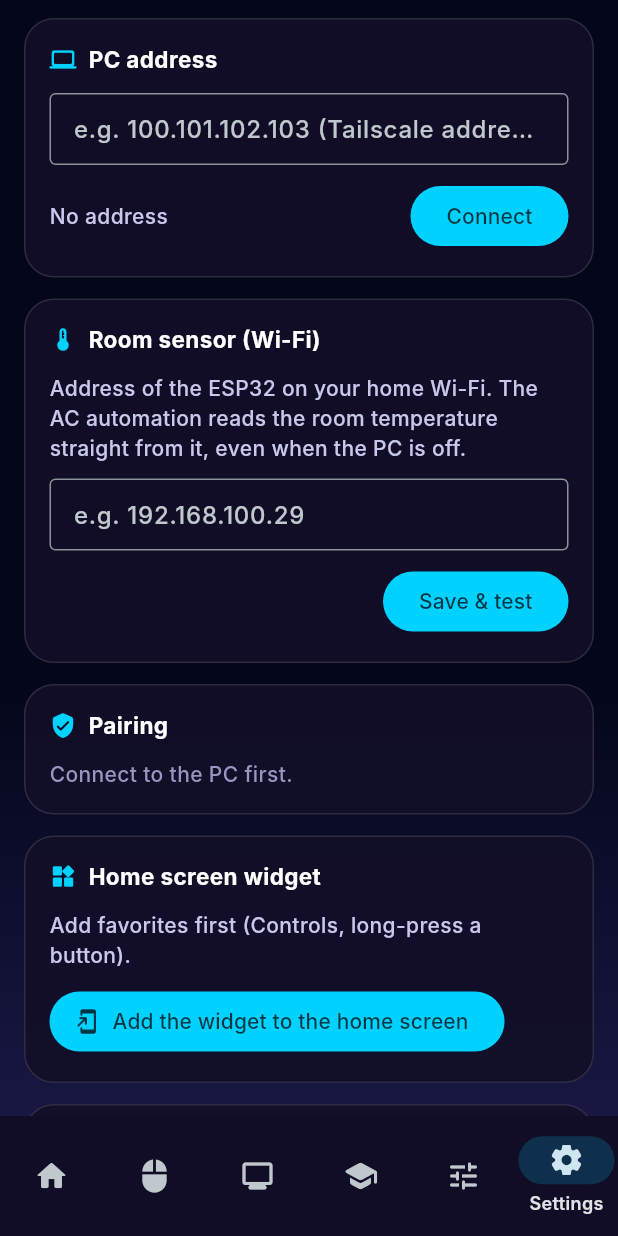
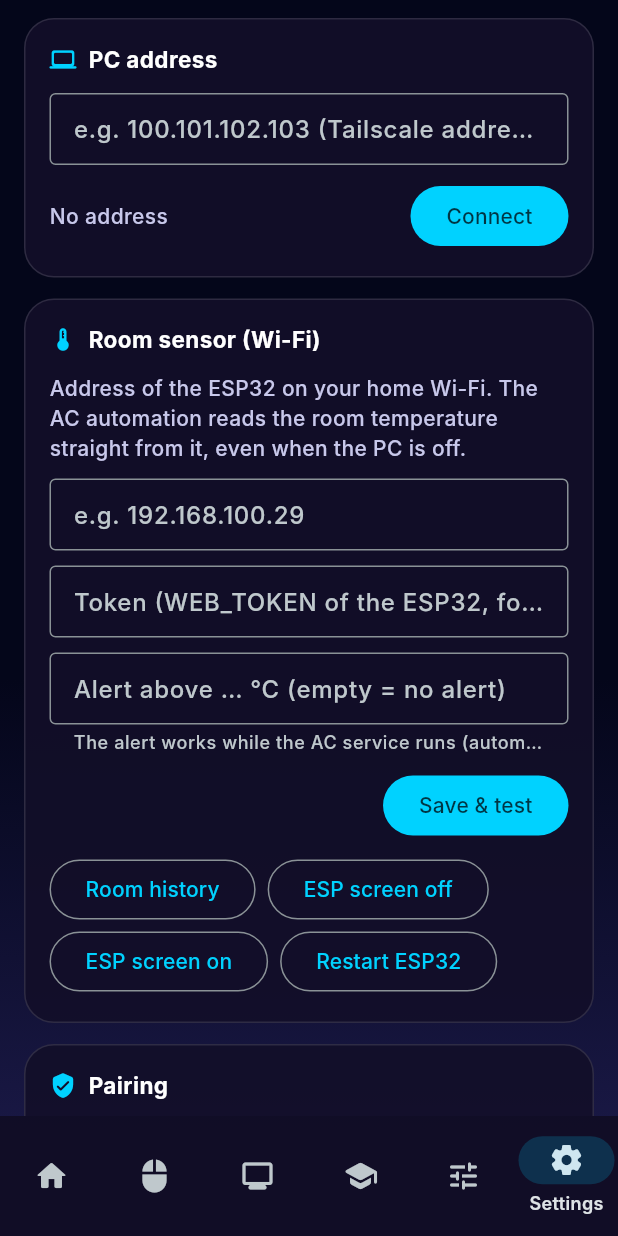
Before and after one commit to Mihaja0509/ESP_MicroPython, a Flutter app: the screen it shows after launch, item 6 of the bottom bar chosen, on a phone screen of 412 x 824 dp. Run offline on Flutter 3.47's test engine with Material 3 defaults, Android fonts, the phone set to English and light mode, and no system bars; our stand-ins replace shared_preferences.

Commit message:
Phase 16 : historique 24 h, alerte temperature, ecran et redemarrage ESP32 par Wi-Fi (jeton)
Co-Authored-By: Claude Sonnet 5.5 <noreply@anthropic.com>

```diff
--- a/app/lib/ecrans/reglages.dart
+++ b/app/lib/ecrans/reglages.dart
@@ -8,6 +8,7 @@ import 'package:shared_preferences/shared_preferences.dart';
 import '../connexion.dart';
 import '../theme.dart';
 import '../notifications.dart';
+import 'piece.dart';
 import '../widgets/sites_video.dart';
 import '../widget_android.dart';
 
@@ -24,6 +25,8 @@ class _EcranReglagesState extends State<EcranReglages> {
   late final TextEditingController _adresse;
   final _pin = TextEditingController();
   final _esp = TextEditingController();
+  final _espToken = TextEditingController();
+  final _alerte = TextEditingController();
   String _espInfo = '';
 
   Connexion get cx => widget.cx;
@@ -33,8 +36,33 @@ class _EcranReglagesState extends State<EcranReglages> {
     super.initState();
     _adresse = TextEditingController(text: cx.adresse);
     SharedPreferences.getInstance().then((p) {
-      if (mounted) _esp.text = p.getString('esp_adresse') ?? '';
+      if (!mounted) return;
+      _esp.text = p.getString('esp_adresse') ?? '';
+      _espToken.text = p.getString('esp_token') ?? '';
+      _alerte.text = p.getString('alerte_t') ?? '';
     });
+  }
+
+  /// Commande protégée par le jeton (WEB_TOKEN de secrets.py) : /ecran?on=0|1, /redemarrer.
+  Future<void> _commandeEsp(String chemin, String ok) async {
+    final p = await SharedPreferences.getInstance();
+    final a = (p.getString('esp_adresse') ?? '').trim();
+    final t = (p.getString('esp_token') ?? '').trim();
+    if (a.isEmpty || t.isEmpty) {
+      setState(() => _espInfo = 'Set the address and the token first');
+      return;
+    }
+    try {
+      final c = HttpClient()..connectionTimeout = const Duration(seconds: 4);
+      final req = await c.getUrl(Uri.parse('http://$a$chemin'));
+      req.headers.set('X-Token', t);
+      final r = await req.close().timeout(const Duration(seconds: 5));
+      await r.drain();
+      c.close();
+      if (mounted) setState(() => _espInfo = r.statusCode == 200 ? ok : r.statusCode == 401 ? 'Wrong token' : 'Error ${r.statusCode}');
+    } catch (_) {
+      if (mounted) setState(() => _espInfo = 'ESP32 unreachable');
+    }
   }
 
   /// Phase 16 : adresse Wi-Fi de l'ESP32 (/mesure). Gardée dans « flutter.esp_adresse », lue par
@@ -42,6 +70,13 @@ class _EcranReglagesState extends State<EcranReglages> {
   Future<void> _enregistrerEsp() async {
     final a = _esp.text.trim();
     final p = await SharedPreferences.getInstance();
+    await p.setString('esp_token', _espToken.text.trim());
+    final seuil = double.tryParse(_alerte.text.trim().replaceAll(',', '.'));
+    if (seuil == null) {
+      await p.remove('alerte_t');
+    } else {
+      await p.setString('alerte_t', seuil.toString());
+    }
     if (a.isEmpty) {
       await p.remove('esp_adresse');
       setState(() => _espInfo = 'Removed (the PC is used instead)');
@@ -66,6 +101,8 @@ class _EcranReglagesState extends State<EcranReglages> {
   @override
   void dispose() {
     _esp.dispose();
+    _espToken.dispose();
+    _alerte.dispose();
     _adresse.dispose();
     _pin.dispose();
     super.dispose();
@@ -136,10 +173,54 @@ class _EcranReglagesState extends State<EcranReglages> {
                 ),
               ),
               const SizedBox(height: 10),
+              TextField(
+                controller: _espToken,
+                obscureText: true,
+                decoration: const InputDecoration(
+                  hintText: 'Token (WEB_TOKEN of the ESP32, for screen / restart)',
+                  border: OutlineInputBorder(),
+                  isDense: true,
+                ),
+              ),
+              const SizedBox(height: 10),
+              TextField(
+                controller: _alerte,
+                keyboardType: const TextInputType.numberWithOptions(decimal: true),
+                decoration: const InputDecoration(
+                  hintText: 'Alert above … °C (empty = no alert)',
+                  helperText: 'The alert works while the AC service runs (automation, timer or time range on).',
+                  border: OutlineInputBorder(),
+                  isDense: true,
+                ),
+              ),
+              const SizedBox(height: 10),
               Row(
                 children: [
                   Expanded(child: Text(_espInfo, style: const TextStyle(color: Couleurs.doux))),
                   FilledButton(onPressed: _enregistrerEsp, child: const Text('Save & test')),
+                ],
+              ),
+              const SizedBox(height: 8),
+              Wrap(
+                spacing: 8,
+                children: [
+                  OutlinedButton(
+                    onPressed: () => Navigator.of(context)
+                        .push(MaterialPageRoute(builder: (_) => const EcranPiece())),
+                    child: const Text('Room history'),
+                  ),
+                  OutlinedButton(
+                    onPressed: () => _commandeEsp('/ecran?on=0', 'Screen off'),
+                    child: const Text('ESP screen off'),
+                  ),
+                  OutlinedButton(
+                    onPressed: () => _commandeEsp('/ecran?on=1', 'Screen on'),
+                    child: const Text('ESP screen on'),
+                  ),
+                  OutlinedButton(
+                    onPressed: () => _commandeEsp('/redemarrer', 'Restarting…'),
+                    child: const Text('Restart ESP32'),
+                  ),
                 ],
               ),
             ],
```
Also changed, not shown: app/lib/ecrans/piece.dart (added, +129 -0 lines), 3 other files.
